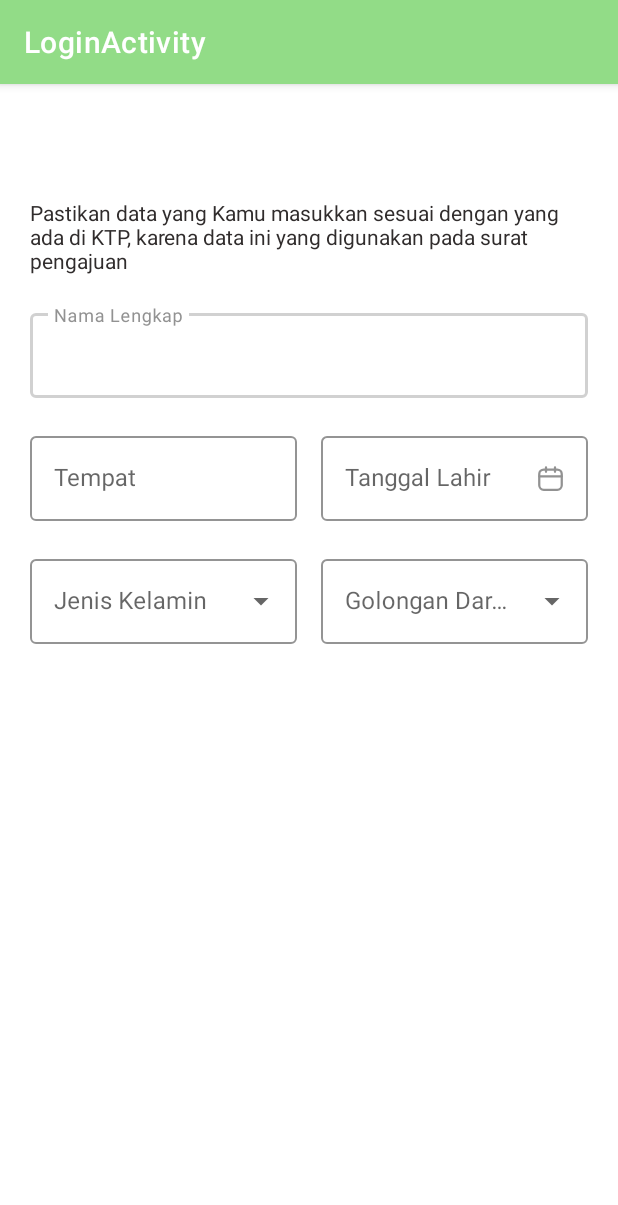
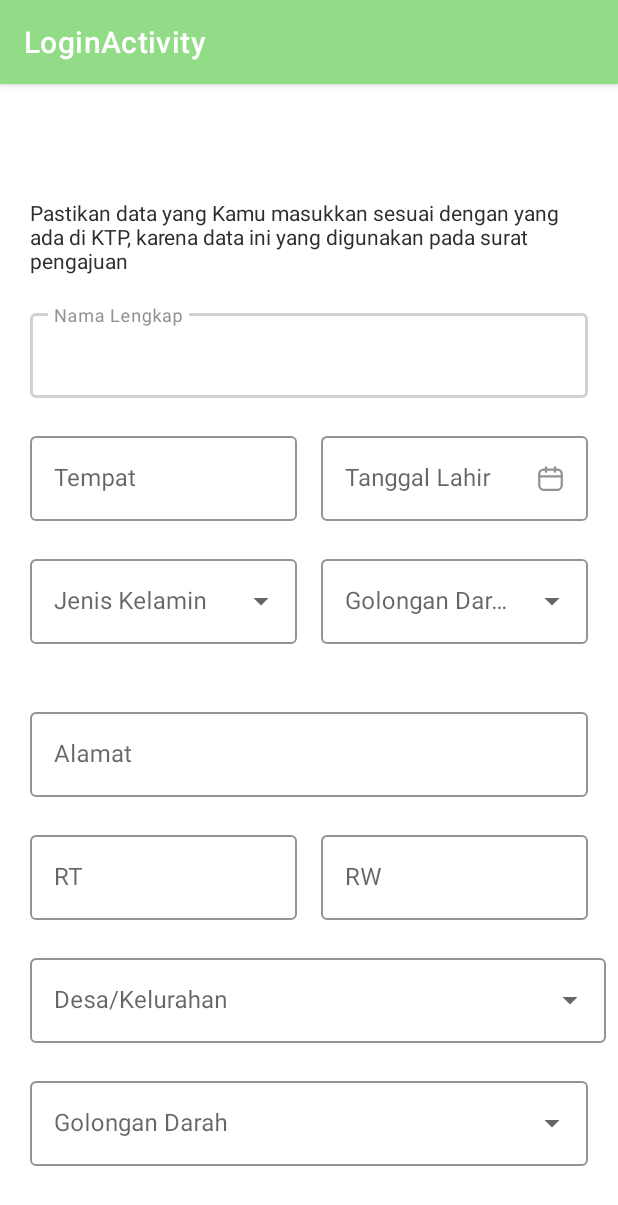
Before and after one commit to IvonKhalif/SIDESA, an Android app: the screen it shows after launch (EditProfileActivity), on a phone screen of 412 x 824 dp. Shown: the top 1205 px of the screen. Run offline under Robolectric (Android 15) with nearby library versions, the phone set to English and light mode, and no system bars; libraries missing offline, so code that uses them is left out: com.jakewharton.threetenabp; 1 statement that could not run was skipped.

Commit message:
layouting KTP address section

```diff
--- a/app/src/main/res/layout/activity_edit_profile.xml
+++ b/app/src/main/res/layout/activity_edit_profile.xml
@@ -15,13 +15,39 @@
         app:layout_constraintStart_toStartOf="parent"
         app:layout_constraintTop_toTopOf="parent" />
 
-    <include
-        android:id="@+id/custom_ktp_biodata"
-        layout="@layout/custom_ktp_biodata"
+    <ScrollView
         android:layout_width="0dp"
-        android:layout_height="wrap_content"
+        android:layout_height="0dp"
+        android:orientation="vertical"
+        app:layout_constraintBottom_toBottomOf="parent"
         app:layout_constraintEnd_toEndOf="parent"
         app:layout_constraintStart_toStartOf="parent"
-        app:layout_constraintTop_toBottomOf="@id/custom_toolbar" />
+        app:layout_constraintTop_toBottomOf="@id/custom_toolbar">
+
+        <androidx.constraintlayout.widget.ConstraintLayout
+            android:layout_width="match_parent"
+            android:layout_height="wrap_content">
+
+            <include
+                android:id="@+id/custom_ktp_biodata"
+                layout="@layout/custom_ktp_biodata"
+                android:layout_width="0dp"
+                android:layout_height="wrap_content"
+                app:layout_constraintEnd_toEndOf="parent"
+                app:layout_constraintStart_toStartOf="parent"
+                app:layout_constraintTop_toTopOf="parent" />
+
+            <include
+                android:id="@+id/custom_ktp_address"
+                layout="@layout/custom_ktp_address"
+                android:layout_width="0dp"
+                android:layout_height="wrap_content"
+                app:layout_constraintEnd_toEndOf="parent"
+                app:layout_constraintStart_toStartOf="parent"
+                app:layout_constraintTop_toBottomOf="@id/custom_ktp_biodata" />
+
+        </androidx.constraintlayout.widget.ConstraintLayout>
+
+    </ScrollView>
 
 </androidx.constraintlayout.widget.ConstraintLayout>
--- /dev/null
+++ b/app/src/main/res/layout/custom_ktp_address.xml
@@ -0,0 +1,112 @@
+<?xml version="1.0" encoding="utf-8"?>
+<androidx.constraintlayout.widget.ConstraintLayout xmlns:android="http://schemas.android.com/apk/res/android"
+    xmlns:app="http://schemas.android.com/apk/res-auto"
+    android:layout_width="match_parent"
+    android:layout_height="wrap_content"
+    android:paddingBottom="20dp">
+
+    <com.google.android.material.textfield.TextInputLayout
+        android:id="@+id/input_layout_address"
+        style="@style/InputLayoutStyleOutline"
+        android:layout_width="0dp"
+        android:layout_height="wrap_content"
+        android:layout_margin="20dp"
+        android:hint="Alamat"
+        app:layout_constraintEnd_toEndOf="parent"
+        app:layout_constraintStart_toStartOf="parent"
+        app:layout_constraintTop_toTopOf="parent">
+
+        <com.google.android.material.textfield.TextInputEditText
+            android:id="@+id/input_ktp_address"
+            android:layout_width="match_parent"
+            android:layout_height="wrap_content" />
+
+    </com.google.android.material.textfield.TextInputLayout>
+
+    <com.google.android.material.textfield.TextInputLayout
+        android:id="@+id/input_layout_ktp_rt"
+        style="@style/InputLayoutStyleOutline"
+        android:layout_width="0dp"
+        android:layout_height="wrap_content"
+        android:layout_marginStart="20dp"
+        android:layout_marginTop="20dp"
+        android:layout_marginEnd="8dp"
+        android:hint="RT"
+        app:layout_constraintEnd_toStartOf="@id/input_layout_ktp_rw"
+        app:layout_constraintStart_toStartOf="parent"
+        app:layout_constraintTop_toBottomOf="@id/input_layout_address">
+
+        <com.google.android.material.textfield.TextInputEditText
+            android:id="@+id/input_ktp_place"
+            android:layout_width="match_parent"
+            android:layout_height="wrap_content"
+            android:digits="1234567890"
+            android:inputType="number"
+            android:maxLength="2" />
+
+    </com.google.android.material.textfield.TextInputLayout>
+
+    <com.google.android.material.textfield.TextInputLayout
+        android:id="@+id/input_layout_ktp_rw"
+        style="@style/InputLayoutStyleOutline"
+        android:layout_width="0dp"
+        android:layout_height="wrap_content"
+        android:layout_marginStart="8dp"
+        android:layout_marginTop="20dp"
+        android:layout_marginEnd="20dp"
+        android:hint="RW"
+        app:layout_constraintEnd_toEndOf="parent"
+        app:layout_constraintStart_toEndOf="@id/input_layout_ktp_rt"
+        app:layout_constraintTop_toBottomOf="@id/input_layout_address">
+
+        <com.google.android.material.textfield.TextInputEditText
+            android:id="@+id/input_ktp_dob"
+            android:layout_width="match_parent"
+            android:layout_height="wrap_content"
+            android:digits="1234567890"
+            android:inputType="number"
+            android:maxLength="2" />
+
+    </com.google.android.material.textfield.TextInputLayout>
+
+    <com.google.android.material.textfield.TextInputLayout
+        android:id="@+id/input_layout_ktp_kelurahan"
+        style="@style/InputLayoutStyleDropDown"
+        android:layout_width="0dp"
+        android:layout_height="wrap_content"
+        android:layout_marginStart="20dp"
+        android:layout_marginTop="20dp"
+        android:layout_marginEnd="8dp"
+        android:hint="Desa/Kelurahan"
+        app:layout_constraintEnd_toEndOf="parent"
+        app:layout_constraintStart_toStartOf="parent"
+        app:layout_constraintTop_toBottomOf="@id/input_layout_ktp_rt">
+
+        <com.google.android.material.textfield.MaterialAutoCompleteTextView
+            android:id="@+id/input_ktp_gender"
+            android:layout_width="match_parent"
+            android:layout_height="wrap_content"
+            android:inputType="none" />
+
+    </com.google.android.material.textfield.TextInputLayout>
+
+    <com.google.android.material.textfield.TextInputLayout
+        android:id="@+id/input_layout_ktp_kecamatan"
+        style="@style/InputLayoutStyleDropDown"
+        android:layout_width="0dp"
+        android:layout_height="wrap_content"
+        android:layout_margin="20dp"
+        android:hint="Golongan Darah"
+        app:layout_constraintEnd_toEndOf="parent"
+        app:layout_constraintStart_toStartOf="parent"
+        app:layout_constraintTop_toBottomOf="@id/input_layout_ktp_kelurahan">
+
+        <com.google.android.material.textfield.MaterialAutoCompleteTextView
+            android:id="@+id/input_ktp_blood_type"
+            android:layout_width="match_parent"
+            android:layout_height="wrap_content"
+            android:inputType="none" />
+
+    </com.google.android.material.textfield.TextInputLayout>
+
+</androidx.constraintlayout.widget.ConstraintLayout>
```
